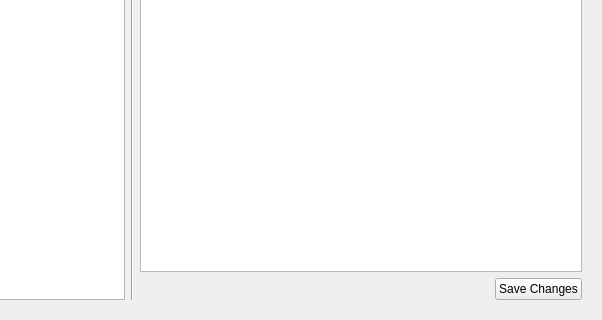
Qt form forms/adminpage.ui (Erfan-TAV/CS-1D-Project-1) before a commit; both pictures show x 338 to 940 and y 574 to 894 of the 940 by 894 pixel window.
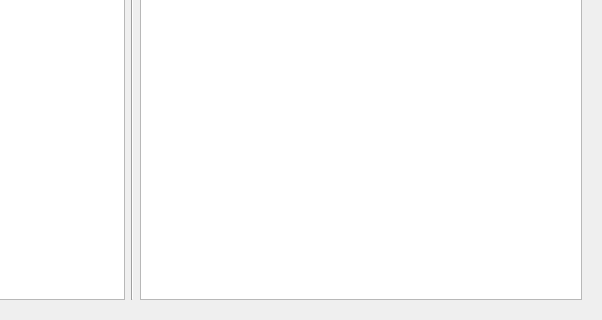
The same form after that commit. The open tabs and pages were chosen to show the change.

```diff
--- a/forms/adminpage.ui
+++ b/forms/adminpage.ui
@@ -428,13 +428,19 @@
               </layout>
              </item>
              <item>
-              <widget class="QTableView" name="tableView"/>
-             </item>
-             <item alignment="Qt::AlignmentFlag::AlignRight">
-              <widget class="QPushButton" name="pushButton_3">
-               <property name="text">
-                <string>Save Changes</string>
+              <widget class="QTableView" name="tableView">
+               <property name="styleSheet">
+                <string notr="true">QTableView::item {
+    padding-left: 5px;
+
+}</string>
                </property>
+               <property name="editTriggers">
+                <set>QAbstractItemView::EditTrigger::DoubleClicked</set>
+               </property>
+               <attribute name="verticalHeaderVisible">
+                <bool>false</bool>
+               </attribute>
               </widget>
              </item>
             </layout>
```
Left out of the diff: 12 changed lines with no effect on the pictures.
